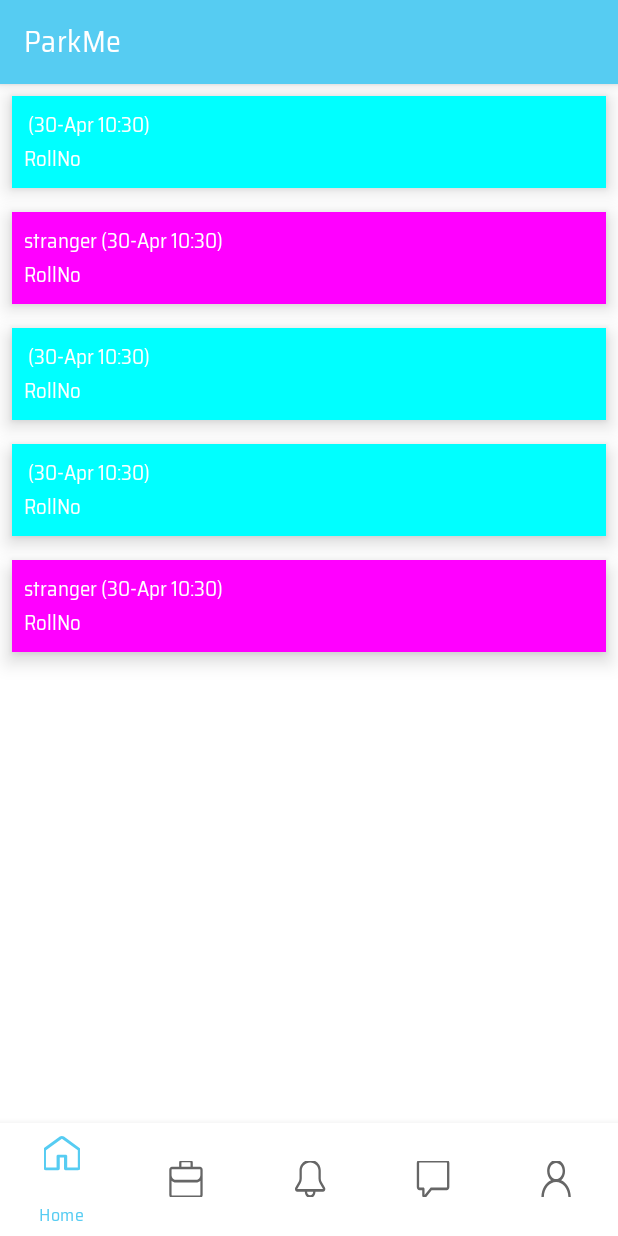
After one commit to shivamsharma01/ParkMe, an Android app: the fragment ChatFragment placed in its activity, on a phone screen of 412 x 824 dp. The commit adds this screen. Run offline under Robolectric (Android 15) with nearby library versions, the phone set to English and light mode, and no system bars; our stand-ins replace Room's generated code; network calls fail.

Commit message:
minor changes

```diff
--- a/app/src/main/AndroidManifest.xml
+++ b/app/src/main/AndroidManifest.xml
@@ -22,7 +22,7 @@
         android:roundIcon="@mipmap/ic_launcher_round"
         android:supportsRtl="true"
         android:theme="@style/Theme.MyApplication">
-        <activity android:name=".LoginPhoneActivity"/>
+        <activity android:name=".LoginPhoneActivity" />
         <activity android:name=".ForgotPasswordActivity" />
         <activity android:name=".MainActivity" />
         <activity android:name="com.theartofdev.edmodo.cropper.CropImageActivity" />
--- a/app/src/main/java/com/android/parkme/ChangePasswordFragment.java
+++ b/app/src/main/java/com/android/parkme/ChangePasswordFragment.java
@@ -109,13 +109,14 @@ public class ChangePasswordFragment extends Fragment {
             Toast.makeText(getContext(), "Please connect to Internet", Toast.LENGTH_SHORT).show();
         }
     }
-    private boolean network_check()
-    {
+
+    private boolean network_check() {
         ConnectivityManager connMgr = (ConnectivityManager)
                 getActivity().getSystemService(Context.CONNECTIVITY_SERVICE);
         NetworkInfo networkInfo = connMgr.getActiveNetworkInfo();
         return (networkInfo != null && networkInfo.isConnected());
     }
+
     private JSONObject getJsonObject() {
         JSONObject jsonObject = new JSONObject();
         try {
--- a/app/src/main/java/com/android/parkme/ForgotPasswordActivity.java
+++ b/app/src/main/java/com/android/parkme/ForgotPasswordActivity.java
@@ -84,8 +84,8 @@ public class ForgotPasswordActivity extends AppCompatActivity {
             Toast.makeText(getApplicationContext(), "Please connect to Internet", Toast.LENGTH_SHORT).show();
         }
     }
-    private boolean network_check()
-    {
+
+    private boolean network_check() {
         ConnectivityManager connMgr = (ConnectivityManager)
                 getSystemService(Context.CONNECTIVITY_SERVICE);
         NetworkInfo networkInfo = connMgr.getActiveNetworkInfo();
--- a/app/src/main/java/com/android/parkme/HomeFragment.java
+++ b/app/src/main/java/com/android/parkme/HomeFragment.java
@@ -13,13 +13,14 @@ import androidx.fragment.app.Fragment;
 import androidx.fragment.app.FragmentManager;
 import androidx.fragment.app.FragmentTransaction;
 
+import com.android.parkme.chat.ChatFragment;
+
 public class HomeFragment extends Fragment {
-    ImageView raiseQueryOptions, profilePic, settings;
+    private static final String MyPREFERENCES = "ParkMe";
+    private static final String name = "fullname";
+    ImageView chat, raiseQueryOptions, profilePic, settings;
+    TextView textView;
     private SharedPreferences sharedpreferences;
-    private static final String MyPREFERENCES = "ParkMe";
-    private static final String sessionKey = "sessionKey";
-    private static final String name = "fullname";
-    TextView textView;
 
     @Override
     public void onCreate(Bundle savedInstanceState) {
@@ -31,7 +32,9 @@ public class HomeFragment extends Fragment {
                              Bundle savedInstanceState) {
         View view = inflater.inflate(R.layout.fragment_home, container, false);
         sharedpreferences = getActivity().getSharedPreferences(MyPREFERENCES, Context.MODE_PRIVATE);
+        chat = view.findViewById(R.id.chat_option);
         raiseQueryOptions = view.findViewById(R.id.raise_query_option);
+        chat.setOnClickListener(v -> openFragment(new ChatFragment()));
         raiseQueryOptions.setOnClickListener(v -> openFragment(new RaiseQueryFragment()));
         profilePic = view.findViewById(R.id.imageView);
         textView = view.findViewById(R.id.textView);
--- a/app/src/main/java/com/android/parkme/LoginActivity.java
+++ b/app/src/main/java/com/android/parkme/LoginActivity.java
@@ -48,7 +48,7 @@ public class LoginActivity extends AppCompatActivity {
         sharedpreferences = getSharedPreferences(MyPREFERENCES, Context.MODE_PRIVATE);
         login = findViewById(R.id.login_button);
         loginUsingPhone = findViewById(R.id.login_sign_in_with_the_phone_number);
-        forgotPassword = findViewById(R.id.fpasword_text);
+        forgotPassword = findViewById(R.id.f_password_text);
         emailInput = findViewById(R.id.login_email_value);
         passwordInput = findViewById(R.id.login_password_value);
 
@@ -92,8 +92,8 @@ public class LoginActivity extends AppCompatActivity {
             Toast.makeText(getApplicationContext(), "Please connect to Internet", Toast.LENGTH_SHORT).show();
         }
     }
-    private boolean network_check()
-    {
+
+    private boolean network_check() {
         ConnectivityManager connMgr = (ConnectivityManager)
                 getSystemService(Context.CONNECTIVITY_SERVICE);
         NetworkInfo networkInfo = connMgr.getActiveNetworkInfo();
--- a/app/src/main/java/com/android/parkme/LoginPhoneActivity.java
+++ b/app/src/main/java/com/android/parkme/LoginPhoneActivity.java
@@ -77,8 +77,8 @@ public class LoginPhoneActivity extends AppCompatActivity {
             Toast.makeText(getApplicationContext(), "Please connect to Internet", Toast.LENGTH_SHORT).show();
         }
     }
-    private boolean network_check()
-    {
+
+    private boolean network_check() {
         ConnectivityManager connMgr = (ConnectivityManager)
                 getSystemService(Context.CONNECTIVITY_SERVICE);
         NetworkInfo networkInfo = connMgr.getActiveNetworkInfo();
--- /dev/null
+++ b/app/src/main/java/com/android/parkme/chat/ChatFragment.java
@@ -0,0 +1,119 @@
+package com.android.parkme.chat;
+
+import android.content.Context;
+import android.content.SharedPreferences;
+import android.graphics.Color;
+import android.os.Bundle;
+import android.view.LayoutInflater;
+import android.view.View;
+import android.view.ViewGroup;
+import android.widget.TextView;
+
+import androidx.fragment.app.Fragment;
+import androidx.recyclerview.widget.LinearLayoutManager;
+import androidx.recyclerview.widget.RecyclerView;
+
+import com.android.parkme.R;
+import com.android.parkme.database.Chat;
+
+import java.text.DateFormat;
+import java.text.SimpleDateFormat;
+import java.util.ArrayList;
+import java.util.List;
+
+public class ChatFragment extends Fragment {
+    private static final String MyPREFERENCES = "ParkMe";
+    private static final String name = "fullname";
+    private String user;
+    private RecyclerView mcChatRecyclerView;
+    private ChatAdapter mAdapter;
+    private SharedPreferences sharedpreferences;
+    private final DateFormat simple = new SimpleDateFormat("dd-MMM HH:mm");
+
+    @Override
+    public View onCreateView(LayoutInflater inflater, ViewGroup container,
+                             Bundle savedInstanceState) {
+        View view = inflater.inflate(R.layout.fragment_chat, container, false);
+
+        mcChatRecyclerView = view.findViewById(R.id.chats_recycler_view);
+        sharedpreferences = getActivity().getSharedPreferences(MyPREFERENCES, Context.MODE_PRIVATE);
+
+        mcChatRecyclerView.setLayoutManager(new LinearLayoutManager(getActivity()));
+
+        List<Chat> chats = new ArrayList<>();
+        user = sharedpreferences.getString(name, "");
+        String to = "stranger";
+        chats.add(new Chat("hello 1", user, to));
+        chats.add(new Chat("hello 2", to, user));
+
+        chats.add(new Chat("hello 1", user, to));
+        chats.add(new Chat("hello 1", user, to));
+        chats.add(new Chat("hello 2", to, user));
+
+        mAdapter = new ChatAdapter(chats);
+        mcChatRecyclerView.setAdapter(mAdapter);
+        return view;
+    }
+
+    @Override
+    public void onResume() {
+        super.onResume();
+    }
+
+    @Override
+    public void onDetach() {
+        super.onDetach();
+    }
+
+    private class ChatAdapter extends RecyclerView.Adapter<ChatHolder> {
+
+        private List<Chat> mChats;
+
+        public ChatAdapter(List<Chat> chats) {
+            mChats = chats;
+        }
+
+        @Override
+        public ChatHolder onCreateViewHolder(ViewGroup parent, int viewType) {
+            View view = LayoutInflater.from(getActivity()).inflate(R.layout.list_item_chat, parent, false);
+            return new ChatHolder(view);
+        }
+
+        @Override
+        public void onBindViewHolder(ChatHolder holder, int position) {
+            Chat chat = mChats.get(position);
+            holder.bind(chat);
+        }
+
+        @Override
+        public int getItemCount() {
+            return mChats.size();
+        }
+
+    }
+
+    private class ChatHolder extends RecyclerView.ViewHolder {
+
+        private Chat mChat;
+        private View v;
+        private TextView mNameTextView;
+        private TextView mRollNo;
+
+        public ChatHolder(View itemView) {
+            super(itemView);
+            v = itemView;
+            mNameTextView = itemView.findViewById(R.id.student_name);
+            mRollNo = itemView.findViewById(R.id.student_rollno);
+        }
+
+        public void bind(Chat chat) {
+            mChat = chat;
+            mNameTextView.setText(chat.getFrom()+" ("+ simple.format(System.currentTimeMillis())+")");
+            if (chat.getFrom().equals(user))
+                v.setBackgroundColor(Color.CYAN);
+            else
+                v.setBackgroundColor(Color.MAGENTA);
+        }
+
+    }
+}
--- a/app/src/main/java/com/android/parkme/database/DatabaseClient.java
+++ b/app/src/main/java/com/android/parkme/database/DatabaseClient.java
@@ -6,9 +6,8 @@ import androidx.room.Room;
 
 public class DatabaseClient {
 
+    private static DatabaseClient mInstance;
     private Context mCtx;
-    private static DatabaseClient mInstance;
-
     private ParkMeRoomDatabase appDatabase;
 
     private DatabaseClient(Context mCtx) {
--- a/app/src/main/java/com/android/parkme/database/ParkMeRoomDatabase.java
+++ b/app/src/main/java/com/android/parkme/database/ParkMeRoomDatabase.java
@@ -13,12 +13,10 @@ import java.util.concurrent.Executors;
 @Database(entities = {Chat.class}, version = 1, exportSchema = false)
 public abstract class ParkMeRoomDatabase extends RoomDatabase {
 
-    public abstract ParkMeDAO parkMeDAODao();
-
-    private static volatile ParkMeRoomDatabase INSTANCE;
     private static final int NUMBER_OF_THREADS = 4;
     static final ExecutorService databaseWriteExecutor =
             Executors.newFixedThreadPool(NUMBER_OF_THREADS);
+    private static volatile ParkMeRoomDatabase INSTANCE;
 
     static ParkMeRoomDatabase getDatabase(final Context context) {
         if (INSTANCE == null) {
@@ -32,4 +30,6 @@ public abstract class ParkMeRoomDatabase extends RoomDatabase {
         }
         return INSTANCE;
     }
+
+    public abstract ParkMeDAO parkMeDao();
 }
--- a/app/src/main/res/drawable-hdpi/show_password_selector.xml
+++ b/app/src/main/res/drawable-hdpi/show_password_selector.xml
@@ -1,5 +1,5 @@
 <?xml version="1.0" encoding="utf-8"?>
 <selector xmlns:android="http://schemas.android.com/apk/res/android">
-    <item android:drawable="@drawable/ic_visibility_black_18dp" android:state_checked="true"/>
-    <item android:drawable="@drawable/ic_visibility_off_black_18dp"/>
+    <item android:drawable="@drawable/ic_visibility_black_18dp" android:state_checked="true" />
+    <item android:drawable="@drawable/ic_visibility_off_black_18dp" />
 </selector>
--- a/app/src/main/res/layout/activity_logo.xml
+++ b/app/src/main/res/layout/activity_logo.xml
@@ -21,5 +21,5 @@
     <LinearLayout
         android:layout_width="300dp"
         android:layout_height="300dp"
-        android:background="@drawable/ic_parked_car"></LinearLayout>
+        android:background="@drawable/ic_parked_car" />
 </LinearLayout>
--- /dev/null
+++ b/app/src/main/res/layout/fragment_chat.xml
@@ -0,0 +1,4 @@
+<androidx.recyclerview.widget.RecyclerView xmlns:android="http://schemas.android.com/apk/res/android"
+    android:id="@+id/chats_recycler_view"
+    android:layout_width="match_parent"
+    android:layout_height="match_parent" />
--- /dev/null
+++ b/app/src/main/res/layout/list_item_chat.xml
@@ -0,0 +1,32 @@
+<?xml version="1.0" encoding="utf-8"?>
+<androidx.cardview.widget.CardView xmlns:android="http://schemas.android.com/apk/res/android"
+    xmlns:cardView="http://schemas.android.com/apk/res-auto"
+    android:id="@+id/cardView"
+    android:layout_width="match_parent"
+    android:layout_height="wrap_content"
+    android:layout_margin="8dp"
+    cardView:cardBackgroundColor="@color/colorPrimary"
+    cardView:cardCornerRadius="8dp"
+    cardView:cardElevation="8dp">
+
+    <LinearLayout
+        android:layout_width="match_parent"
+        android:layout_height="wrap_content"
+        android:orientation="vertical"
+        android:padding="8dp">
+
+        <TextView
+            android:id="@+id/student_name"
+            android:layout_width="match_parent"
+            android:layout_height="wrap_content"
+            android:text="Name"
+            android:textColor="@color/white" />
+
+        <TextView
+            android:id="@+id/student_rollno"
+            android:layout_width="match_parent"
+            android:layout_height="wrap_content"
+            android:text="RollNo"
+            android:textColor="@color/white" />
+    </LinearLayout>
+</androidx.cardview.widget.CardView>
--- a/app/src/main/res/values/strings.xml
+++ b/app/src/main/res/values/strings.xml
@@ -2,7 +2,7 @@
     <string name="app_name">ParkMe</string>
     <!-- Use 192.168.x.x when using device, 10.0.2.2 when using default emulator, 10.0.3.2 when using genymotion-->
     <!--    <string name="url">http://10.0.2.2:8083/parkme/</string>-->
-        <string name="url">http://192.168.29.87:8083/parkme/</string>
+    <string name="url">http://192.168.29.87:8083/parkme/</string>
     <string name="login_head"><u>Login</u></string>
     <string name="settings_head"><u>Account Settings</u></string>
     <string name="fpassword_head"><u>Forgot Password</u></string>
```
Also changed, not shown: app/src/main/java/com/android/parkme/database/Chat.java (+58 -0 lines), app/src/main/res/layout/activity_login.xml (+6 -6 lines), app/src/main/res/layout/activity_login_phone.xml (+4 -4 lines), app/src/main/res/layout/fragment_change_password.xml (+9 -9 lines), app/src/main/res/layout/fragment_home.xml (+1 -9 lines).
